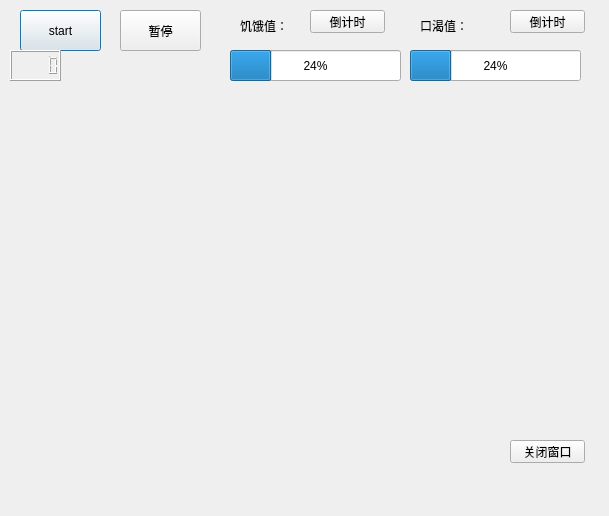
Above: untitled.ui from liangxiaya/traffic-lights before the change. Below: the same form after it.
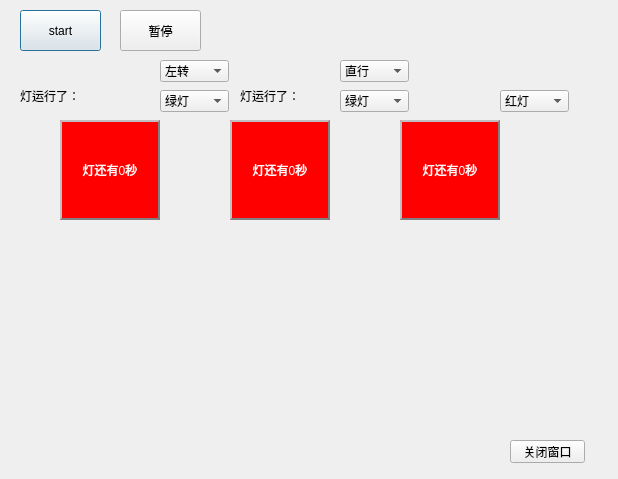
That is the form after the change. Icons and pictures are not drawn.

Commit message: gui编写

Patch:
```diff
--- a/untitled.ui
+++ b/untitled.ui
@@ -6,8 +6,8 @@
    <rect>
     <x>0</x>
     <y>0</y>
-    <width>609</width>
-    <height>516</height>
+    <width>618</width>
+    <height>479</height>
    </rect>
   </property>
   <property name="windowTitle">
@@ -39,33 +39,17 @@
     <string>start</string>
    </property>
   </widget>
-  <widget class="QProgressBar" name="progressBar">
-   <property name="enabled">
-    <bool>true</bool>
-   </property>
-   <property name="geometry">
-    <rect>
-     <x>230</x>
-     <y>50</y>
-     <width>171</width>
-     <height>31</height>
-    </rect>
-   </property>
-   <property name="value">
-    <number>24</number>
-   </property>
-  </widget>
   <widget class="QLabel" name="label">
    <property name="geometry">
     <rect>
-     <x>240</x>
-     <y>10</y>
-     <width>61</width>
+     <x>20</x>
+     <y>80</y>
+     <width>91</width>
      <height>31</height>
     </rect>
    </property>
    <property name="text">
-    <string>饥饿值：</string>
+    <string>灯运行了：</string>
    </property>
   </widget>
   <widget class="QPushButton" name="pushButton">
@@ -94,86 +78,206 @@
     <string>暂停</string>
    </property>
   </widget>
-  <widget class="QPushButton" name="pushButton_3">
-   <property name="geometry">
-    <rect>
-     <x>310</x>
-     <y>10</y>
-     <width>75</width>
-     <height>23</height>
-    </rect>
-   </property>
-   <property name="text">
-    <string>倒计时</string>
-   </property>
-  </widget>
-  <widget class="QProgressBar" name="progressBar_2">
-   <property name="enabled">
-    <bool>true</bool>
-   </property>
-   <property name="geometry">
-    <rect>
-     <x>410</x>
-     <y>50</y>
-     <width>171</width>
-     <height>31</height>
-    </rect>
-   </property>
-   <property name="value">
-    <number>24</number>
-   </property>
-  </widget>
   <widget class="QLabel" name="label_2">
    <property name="geometry">
     <rect>
-     <x>420</x>
-     <y>10</y>
+     <x>240</x>
+     <y>80</y>
      <width>61</width>
      <height>31</height>
     </rect>
    </property>
    <property name="text">
-    <string>口渴值：</string>
+    <string>灯运行了：</string>
    </property>
   </widget>
   <widget class="QPushButton" name="pushButton_4">
    <property name="geometry">
     <rect>
-     <x>510</x>
-     <y>10</y>
-     <width>75</width>
-     <height>23</height>
+     <x>60</x>
+     <y>120</y>
+     <width>100</width>
+     <height>100</height>
     </rect>
    </property>
+   <property name="maximumSize">
+    <size>
+     <width>100</width>
+     <height>100</height>
+    </size>
+   </property>
+   <property name="accessibleDescription">
+    <string/>
+   </property>
+   <property name="styleSheet">
+    <string notr="true">QPushButton{
+background-color:rgb(255,0,0);
+color:white;
+brorder-radius:50px;
+border:2px groove gray;
+border-style:outset;
+}</string>
+   </property>
    <property name="text">
-    <string>倒计时</string>
+    <string>灯还有0秒</string>
    </property>
   </widget>
-  <widget class="QLCDNumber" name="lcdNumber">
+  <widget class="QComboBox" name="comboBox">
    <property name="geometry">
     <rect>
-     <x>10</x>
-     <y>50</y>
-     <width>51</width>
-     <height>31</height>
+     <x>160</x>
+     <y>90</y>
+     <width>69</width>
+     <height>22</height>
     </rect>
    </property>
+   <item>
+    <property name="text">
+     <string>绿灯</string>
+    </property>
+   </item>
+   <item>
+    <property name="text">
+     <string>红灯</string>
+    </property>
+   </item>
   </widget>
-  <widget class="QLabel" name="label_3">
+  <widget class="QComboBox" name="comboBox_2">
    <property name="geometry">
     <rect>
-     <x>100</x>
-     <y>100</y>
-     <width>381</width>
-     <height>321</height>
+     <x>340</x>
+     <y>90</y>
+     <width>69</width>
+     <height>22</height>
     </rect>
    </property>
+   <item>
+    <property name="text">
+     <string>绿灯</string>
+    </property>
+   </item>
+   <item>
+    <property name="text">
+     <string>红灯</string>
+    </property>
+   </item>
+  </widget>
+  <widget class="QPushButton" name="pushButton_6">
+   <property name="geometry">
+    <rect>
+     <x>230</x>
+     <y>120</y>
+     <width>100</width>
+     <height>100</height>
+    </rect>
+   </property>
+   <property name="maximumSize">
+    <size>
+     <width>100</width>
+     <height>100</height>
+    </size>
+   </property>
+   <property name="accessibleDescription">
+    <string/>
+   </property>
    <property name="styleSheet">
-    <string notr="true">image: url(:/new/images/lukou.png);</string>
+    <string notr="true">QPushButton{
+background-color:rgb(255,0,0);
+color:white;
+brorder-radius:50px;
+border:2px groove gray;
+border-style:outset;
+}</string>
    </property>
    <property name="text">
+    <string>灯还有0秒</string>
+   </property>
+  </widget>
+  <widget class="QPushButton" name="pushButton_7">
+   <property name="geometry">
+    <rect>
+     <x>400</x>
+     <y>120</y>
+     <width>100</width>
+     <height>100</height>
+    </rect>
+   </property>
+   <property name="maximumSize">
+    <size>
+     <width>100</width>
+     <height>100</height>
+    </size>
+   </property>
+   <property name="accessibleDescription">
     <string/>
    </property>
+   <property name="styleSheet">
+    <string notr="true">QPushButton{
+background-color:rgb(255,0,0);
+color:white;
+brorder-radius:50px;
+border:2px groove gray;
+border-style:outset;
+}</string>
+   </property>
+   <property name="text">
+    <string>灯还有0秒</string>
+   </property>
+  </widget>
+  <widget class="QComboBox" name="comboBox_3">
+   <property name="geometry">
+    <rect>
+     <x>500</x>
+     <y>90</y>
+     <width>69</width>
+     <height>22</height>
+    </rect>
+   </property>
+   <item>
+    <property name="text">
+     <string>红灯</string>
+    </property>
+   </item>
+   <item>
+    <property name="text">
+     <string>绿灯</string>
+    </property>
+   </item>
+  </widget>
+  <widget class="QComboBox" name="comboBox_4">
+   <property name="geometry">
+    <rect>
+     <x>160</x>
+     <y>60</y>
+     <width>69</width>
+     <height>22</height>
+    </rect>
+   </property>
+   <item>
+    <property name="text">
+     <string>左转</string>
+    </property>
+   </item>
+   <item>
+    <property name="text">
+     <string/>
+    </property>
+   </item>
+  </widget>
+  <widget class="QComboBox" name="comboBox_5">
+   <property name="geometry">
+    <rect>
+     <x>340</x>
+     <y>60</y>
+     <width>69</width>
+     <height>22</height>
+    </rect>
+   </property>
+   <item>
+    <property name="text">
+     <string>直行</string>
+    </property>
+   </item>
   </widget>
  </widget>
  <resources>
```
Left out of the diff: 2 changed lines with no effect on the pictures. The commit also changes 2 other files.
